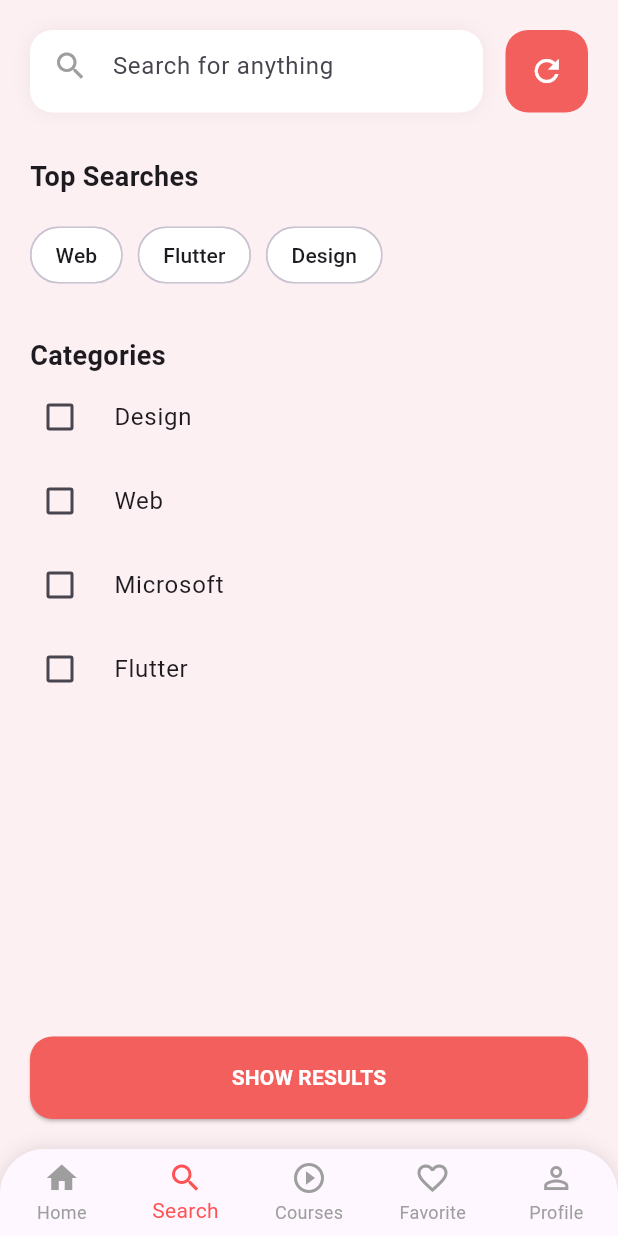
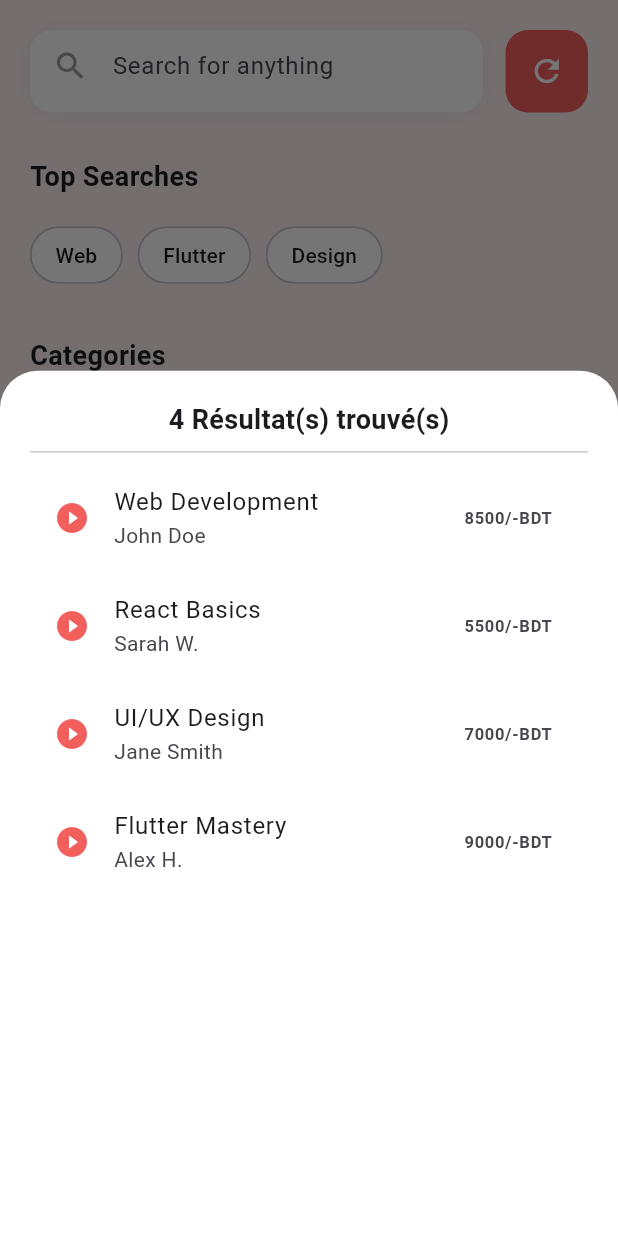
Before and after one commit to Soultone-hub/Projet_flutter, a Flutter app: the screen it shows after launch, item 2 of the bottom bar chosen, after a tap on "SHOW RESULTS", on a phone screen of 412 x 824 dp. Run offline on Flutter 3.47's test engine with Material 3 defaults, Android fonts, the phone set to English and light mode, and no system bars; network calls fail; Roboto replaces fonts that are missing (Poppins).

Commit message:
fin de la logique de filtrage et mise en place de Favorite

```diff
--- a/lib/main.dart
+++ b/lib/main.dart
@@ -37,6 +37,32 @@ class MainNavigationController extends StatefulWidget {
 
 class _MainNavigationControllerState extends State<MainNavigationController> {
   int _currentIndex = 0;
+  List<Map<String, dynamic>> getFilteredCourses() {
+  List<Map<String, dynamic>> allCourses = [];
+
+  // On récupère TOUS les cours de TOUTES les catégories
+  coursesData.forEach((key, value) {
+    // On ajoute la catégorie à chaque cours pour pouvoir filtrer dessus après
+    for (var course in value) {
+      allCourses.add({...course, 'category': key});
+    }
+  });
+
+  return allCourses.where((course) {
+    // 1. Logique de recherche (Titre ou Instructeur)
+    bool matchesSearch = course['title'].toLowerCase().contains(searchQuery.toLowerCase()) ||
+                         course['instructor'].toLowerCase().contains(searchQuery.toLowerCase());
+
+    // 2. Logique de catégorie (On vérifie si la catégorie du cours est dans les filtres cochés)
+    // CORRECTION : suppression de la parenthèse en trop à la fin
+    bool matchesCategory = selectedSearchFilters.isEmpty ||
+                           selectedSearchFilters.contains(course['category']);
+
+    return matchesSearch && matchesCategory;
+  }).toList();
+}
+
+
   String selectedCategory = "Web";
 
   // Variables de recherche (Uniques et bien placées)
@@ -243,10 +269,41 @@ class _MainNavigationControllerState extends State<MainNavigationController> {
                   shape: RoundedRectangleBorder(borderRadius: BorderRadius.circular(15)),
                 ),
                 onPressed: () {
-                  FocusScope.of(context).unfocus();
-                  print("Search: $searchQuery | Filters: $selectedSearchFilters");
-                },
-                child: const Text("SHOW RESULTS", style: TextStyle(color: Colors.white, fontWeight: FontWeight.bold)),
+  FocusScope.of(context).unfocus(); // Ferme le clavier
+
+  List<Map<String, dynamic>> results = getFilteredCourses();
+
+  // Affichage des résultats
+  showModalBottomSheet(
+    context: context,
+    isScrollControlled: true,
+    backgroundColor: Colors.white,
+    shape: const RoundedRectangleBorder(borderRadius: BorderRadius.vertical(top: Radius.circular(25))),
+    builder: (context) => Container(
+      padding: const EdgeInsets.all(20),
+      height: MediaQuery.of(context).size.height * 0.7,
+      child: Column(
+        children: [
+          Text("${results.length} Résultat(s) trouvé(s)", style: const TextStyle(fontSize: 18, fontWeight: FontWeight.bold)),
+          const Divider(),
+          Expanded(
+            child: results.isEmpty
+              ? const Center(child: Text("Aucun cours ne correspond à votre recherche"))
+              : ListView.builder(
+                  itemCount: results.length,
+                  itemBuilder: (context, index) => ListTile(
+                    leading: const Icon(Icons.play_circle_fill, color: Color(0xFFF25F5C)),
+                    title: Text(results[index]['title']),
+                    subtitle: Text(results[index]['instructor']),
+                    trailing: Text(results[index]['price'], style: const TextStyle(fontWeight: FontWeight.bold)),
+                  ),
+                ),
+          ),
+        ],
+      ),
+    ),
+  );
+}, child: const Text("SHOW RESULTS", style: TextStyle(color: Colors.white, fontWeight: FontWeight.bold)),
               ),
             ),
           ),
@@ -254,6 +311,10 @@ class _MainNavigationControllerState extends State<MainNavigationController> {
       ),
     );
   }
+
+
+
+
 }
 
 // --- TOUS LES WIDGETS EXTERNES RE-VÉRIFIÉS ---
```
